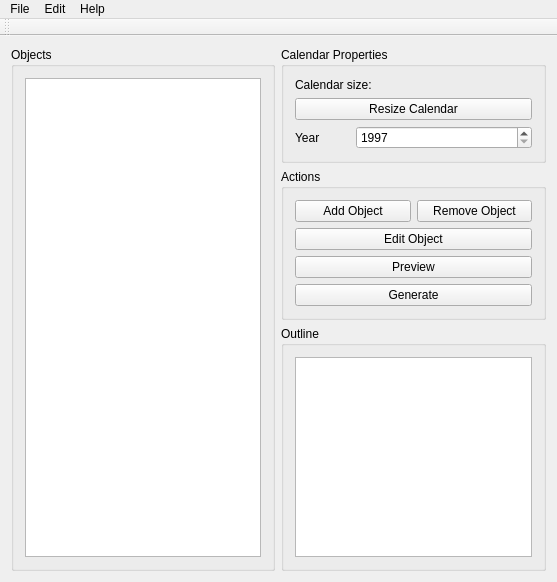
Old version of the form SimpleCalendarCreator/src/window/SimpleCalendarCreator.ui in the repository kelvinchin12070811/SimpleCalendarCreator.
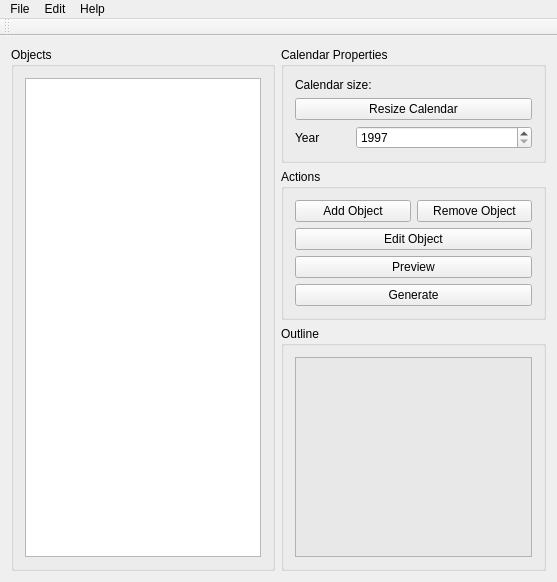
New version of the form.

The edit to the form file:
```diff
--- a/SimpleCalendarCreator/src/window/SimpleCalendarCreator.ui
+++ b/SimpleCalendarCreator/src/window/SimpleCalendarCreator.ui
@@ -7,7 +7,7 @@
     <x>0</x>
     <y>0</y>
     <width>557</width>
-    <height>566</height>
+    <height>560</height>
    </rect>
   </property>
   <property name="windowTitle">
@@ -140,19 +140,6 @@
         </layout>
        </widget>
       </item>
-      <item>
-       <spacer name="verticalSpacer">
-        <property name="orientation">
-         <enum>Qt::Vertical</enum>
-        </property>
-        <property name="sizeHint" stdset="0">
-         <size>
-          <width>20</width>
-          <height>40</height>
-         </size>
-        </property>
-       </spacer>
-      </item>
       <item>
        <widget class="QGroupBox" name="gpOutline">
         <property name="title">
@@ -167,6 +154,9 @@
              <height>200</height>
             </size>
            </property>
+           <property name="styleSheet">
+            <string notr="true">background-color: rgb(232, 232, 232);</string>
+           </property>
            <property name="verticalScrollBarPolicy">
             <enum>Qt::ScrollBarAlwaysOff</enum>
            </property>
```
Left out of the diff: 3 changed lines with no effect on the pictures.
